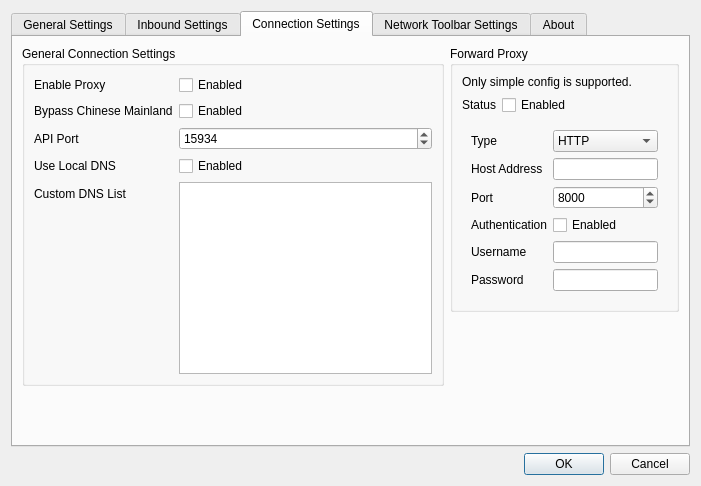
The window that src/ui/w_PreferencesWindow.ui (darsvador/qvssr) describes before a commit, drawn with Qt 5.
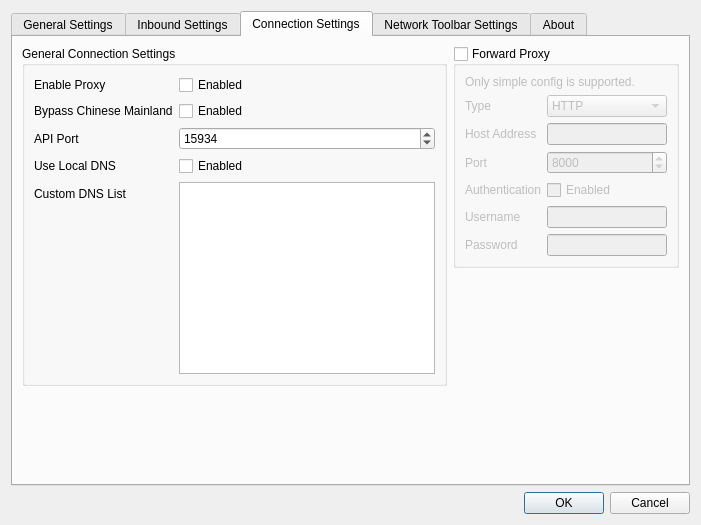
The same window after the commit. The open tabs and pages were chosen to show the change. Icons and pictures are not drawn.

Commit message: fix: added a Preference Window port number check

What changed in the file:
```diff
--- a/src/ui/w_PreferencesWindow.ui
+++ b/src/ui/w_PreferencesWindow.ui
@@ -10,7 +10,7 @@
     <x>0</x>
     <y>0</y>
     <width>701</width>
-    <height>486</height>
+    <height>525</height>
    </rect>
   </property>
   <property name="windowTitle">
@@ -1046,43 +1046,21 @@
            <property name="title">
             <string>Forward Proxy</string>
            </property>
-           <layout class="QVBoxLayout" name="verticalLayout_3" stretch="0,0,0">
-            <item>
-             <widget class="QLabel" name="label_65">
-              <property name="text">
-               <string>Only simple config is supported.</string>
-              </property>
-             </widget>
-            </item>
-            <item>
+           <property name="checkable">
+            <bool>true</bool>
+           </property>
+           <property name="checked">
+            <bool>false</bool>
+           </property>
              <layout class="QFormLayout" name="formLayout_8">
-              <item row="0" column="0">
-               <widget class="QLabel" name="label_48">
-                <property name="text">
-                 <string>Status</string>
-                </property>
-               </widget>
-              </item>
-              <item row="0" column="1">
-               <widget class="QCheckBox" name="fpEnabledCB">
-                <property name="text">
-                 <string>Enabled</string>
-                </property>
-               </widget>
-              </item>
-             </layout>
-            </item>
-            <item>
-             <widget class="QFrame" name="fpFrame">
-              <layout class="QFormLayout" name="formLayout_6">
-               <item row="0" column="0">
+            <item row="1" column="0">
                 <widget class="QLabel" name="label_49">
                  <property name="text">
                   <string>Type</string>
                  </property>
                 </widget>
                </item>
-               <item row="0" column="1">
+            <item row="1" column="1">
                 <widget class="QComboBox" name="fpTypeCombo">
                  <item>
                   <property name="text">
@@ -1096,24 +1074,24 @@
                  </item>
                 </widget>
                </item>
-               <item row="1" column="0">
+            <item row="2" column="0">
                 <widget class="QLabel" name="label_50">
                  <property name="text">
                   <string>Host Address</string>
                  </property>
                 </widget>
                </item>
-               <item row="1" column="1">
+            <item row="2" column="1">
                 <widget class="QLineEdit" name="fpAddressTx"/>
                </item>
-               <item row="2" column="0">
+            <item row="3" column="0">
                 <widget class="QLabel" name="label_51">
                  <property name="text">
                   <string>Port</string>
                  </property>
                 </widget>
                </item>
-               <item row="2" column="1">
+            <item row="3" column="1">
                 <widget class="QSpinBox" name="fpPortSB">
                  <property name="minimum">
                   <number>1</number>
@@ -1126,41 +1104,45 @@
                  </property>
                 </widget>
                </item>
-               <item row="3" column="0">
+            <item row="4" column="0">
                 <widget class="QLabel" name="label_54">
                  <property name="text">
                   <string>Authentication</string>
                  </property>
                 </widget>
                </item>
-               <item row="3" column="1">
+            <item row="4" column="1">
                 <widget class="QCheckBox" name="fpUseAuthCB">
                  <property name="text">
                   <string>Enabled</string>
                  </property>
                 </widget>
                </item>
-               <item row="4" column="0">
+            <item row="5" column="0">
                 <widget class="QLabel" name="label_52">
                  <property name="text">
                   <string>Username</string>
                  </property>
                 </widget>
                </item>
-               <item row="4" column="1">
+            <item row="5" column="1">
                 <widget class="QLineEdit" name="fpUsernameTx"/>
                </item>
-               <item row="5" column="0">
+            <item row="6" column="0">
                 <widget class="QLabel" name="label_53">
                  <property name="text">
                   <string>Password</string>
                  </property>
                 </widget>
                </item>
-               <item row="5" column="1">
+            <item row="6" column="1">
                 <widget class="QLineEdit" name="fpPasswordTx"/>
                </item>
-              </layout>
+            <item row="0" column="0" colspan="2">
+             <widget class="QLabel" name="label_65">
+              <property name="text">
+               <string>Only simple config is supported.</string>
+              </property>
              </widget>
             </item>
            </layout>
```
Left out of the diff: 22 changed lines with no effect on the pictures. Lines whose indentation alone changed are shown as unchanged. The commit also changes 3 other files.
